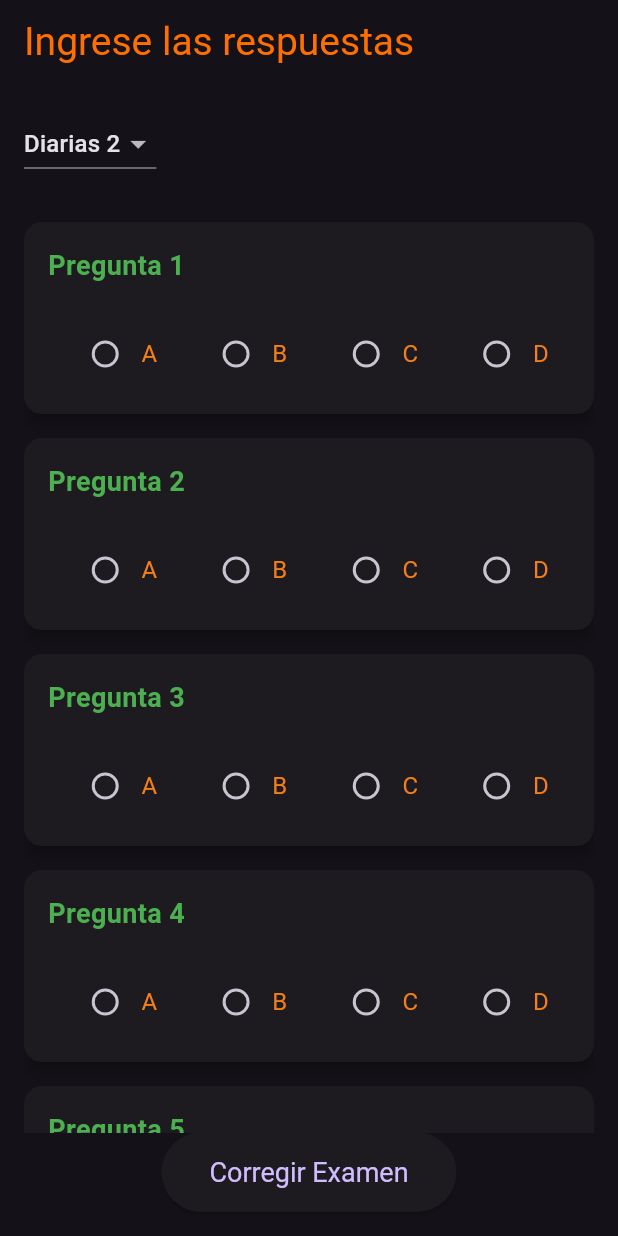
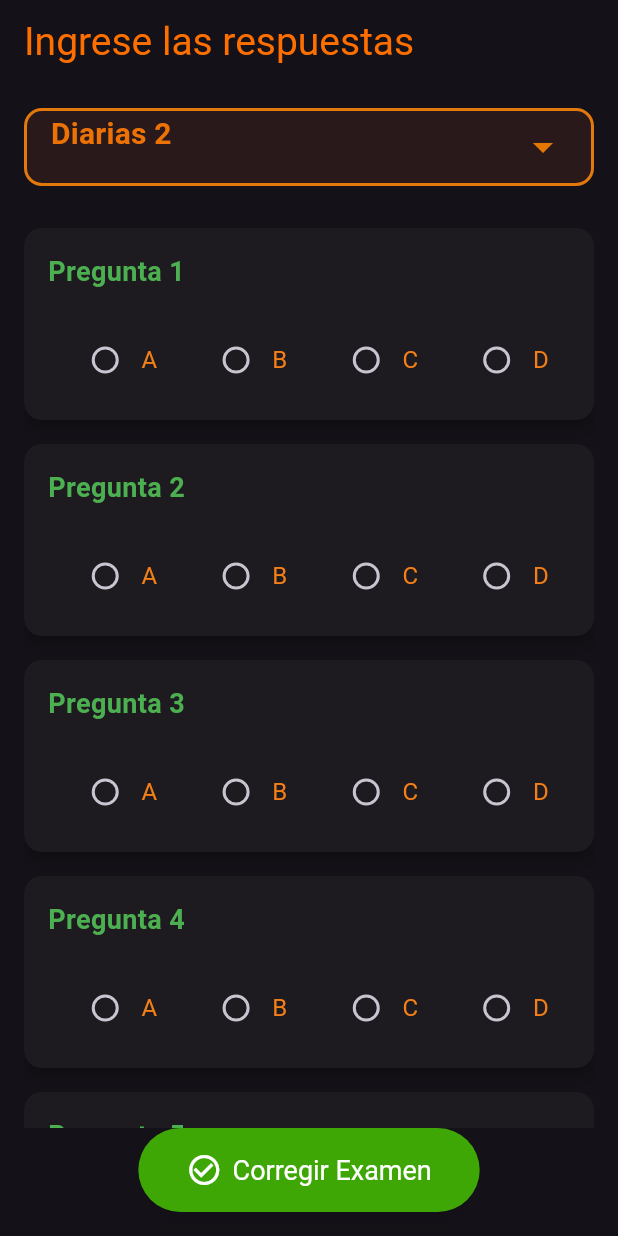
Before and after one commit to doktorSmtih23/checkerexam, a Flutter app: the screen it shows after launch, on a phone screen of 412 x 824 dp. Run offline on Flutter 3.47's test engine with Material 3 defaults, Android fonts, the phone set to English and light mode, and no system bars.

Commit message:
mejora de la UI

```diff
--- a/lib/main.dart
+++ b/lib/main.dart
@@ -626,12 +626,29 @@ class _ExamScreenState extends State<ExamScreen> {
         child: Column(
           crossAxisAlignment: CrossAxisAlignment.start,
           children: [
-            DropdownButton<String>(
+            Container(
+              padding: const EdgeInsets.symmetric(horizontal: 16),
+              decoration: BoxDecoration(
+                color: const Color.fromARGB(255, 223, 86, 52)
+                    .withOpacity(0.1), // Fondo suave
+                borderRadius: BorderRadius.circular(12), // Bordes redondeados
+                border: Border.all(
+                    color: const Color.fromARGB(255, 227, 120, 12),
+                    width: 2), // Borde de color
+              ),
+              child: DropdownButton<String>(
                 value: selectedExam,
                 items: examAnswers.keys.map((String examName) {
                   return DropdownMenuItem<String>(
                     value: examName,
-                  child: Text(examName),
+                    child: Text(
+                      examName,
+                      style: const TextStyle(
+                        fontSize: 18, // Tamaño de la fuente
+                        color:
+                            Color.fromARGB(221, 220, 89, 14), // Color del texto
+                      ),
+                    ),
                   );
                 }).toList(),
                 onChanged: (String? newValue) {
@@ -640,6 +657,29 @@ class _ExamScreenState extends State<ExamScreen> {
                     userAnswers = List.filled(70, '');
                   });
                 },
+                icon: const Icon(Icons.arrow_drop_down,
+                    color: Color.fromARGB(
+                        255, 228, 120, 5)), // Ícono personalizado
+                iconSize: 32, // Tamaño del ícono
+                dropdownColor: const Color.fromARGB(
+                    255, 16, 15, 15), // Fondo del menú desplegable
+                underline: Container(), // Remover subrayado
+                isExpanded: true,
+                selectedItemBuilder: (BuildContext context) {
+                  return examAnswers.keys.map((String examName) {
+                    return Text(
+                      examName,
+                      style: const TextStyle(
+                        fontSize: 20, // Tamaño de la fuente más grande
+                        color: Color.fromARGB(255, 237, 114,
+                            6), // Color personalizado del texto seleccionado
+                        fontWeight:
+                            FontWeight.bold, // Acentúa el texto con negrita
+                      ),
+                    );
+                  }).toList();
+                }, // Opción de expandirse en todo el ancho disponible
+              ),
             ),
             const SizedBox(height: 20),
             Expanded(
@@ -698,16 +738,26 @@ class _ExamScreenState extends State<ExamScreen> {
               ),
             ),
             Center(
-              child: ElevatedButton(
+              child: ElevatedButton.icon(
                 onPressed: () {
                   _checkAnswers();
                 },
                 style: ElevatedButton.styleFrom(
+                  foregroundColor: Colors.white,
+                  backgroundColor: const Color.fromARGB(255, 62, 167, 6),
                   padding:
                       const EdgeInsets.symmetric(horizontal: 32, vertical: 16),
-                  textStyle: const TextStyle(fontSize: 18),
+                  textStyle: const TextStyle(fontSize: 18), // Color del texto
+                  shadowColor: Colors.black.withOpacity(0.2), // Sombra
+                  elevation: 8, // Elevación para el efecto 3D
+                  shape: RoundedRectangleBorder(
+                    borderRadius:
+                        BorderRadius.circular(30), // Bordes redondeados
                   ),
-                child: const Text('Corregir Examen'),
+                ),
+                icon: Icon(Icons.check_circle_outline,
+                    size: 24, color: Colors.white),
+                label: const Text('Corregir Examen'),
               ),
             ),
           ],
```
Lines whose indentation alone changed are shown as unchanged.
